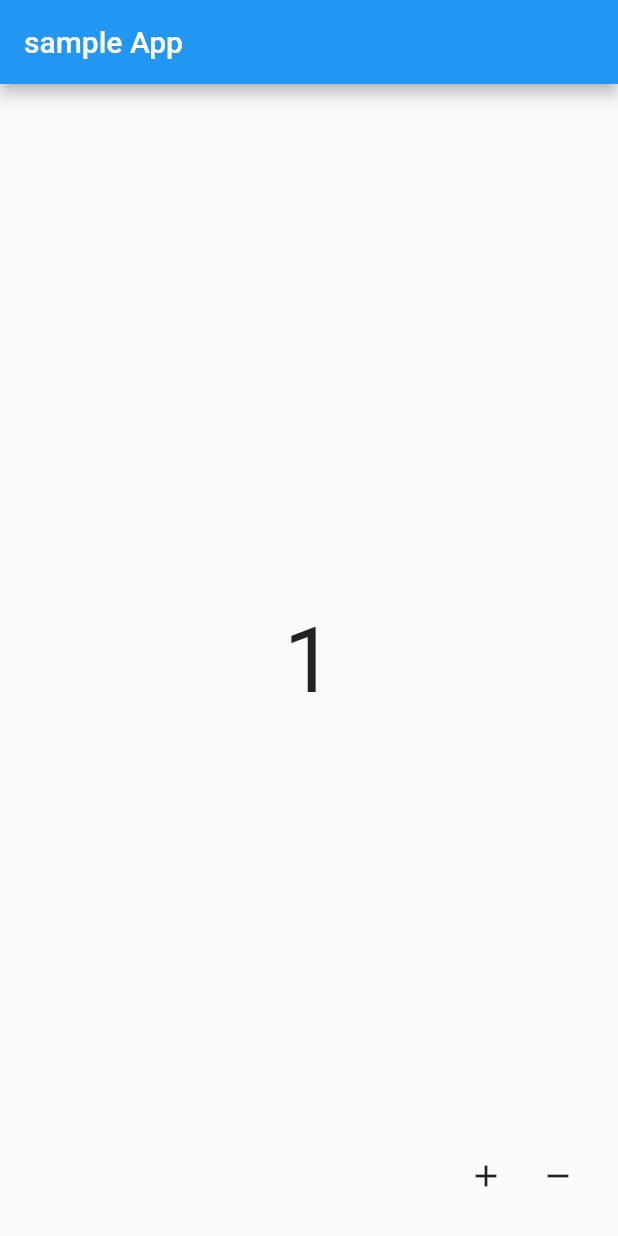
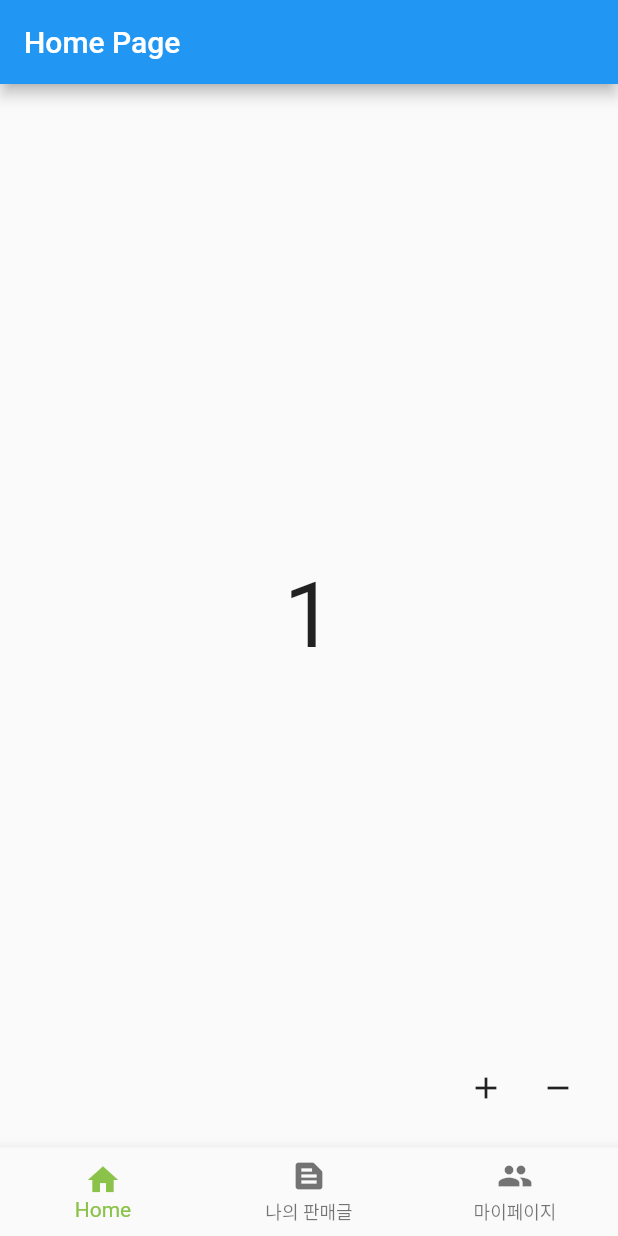
Before and after one commit to CaptainJang316/flutter_review, a Flutter app: the screen it shows after launch, after a tap on the "add" icon, on a phone screen of 412 x 824 dp. Run offline on Flutter 3.47's test engine with Material 2 defaults, Android fonts, the phone set to English and light mode, and no system bars.

```diff
--- a/lib/home.dart
+++ b/lib/home.dart
@@ -1,6 +1,61 @@
 import 'package:flutter/material.dart';
 import 'package:provider/provider.dart';
 import './counter_provider.dart';
+import 'testPage1.dart';
+import 'testPage2.dart';
+
+class MyHomePage extends StatefulWidget {
+  const MyHomePage({Key? key}) : super(key: key);
+
+  @override
+  State<MyHomePage> createState() => _HomeState();
+}
+
+class _HomeState extends State<MyHomePage> {
+  int _selectedIndex = 0; // 선택된 페이지의 인덱스 넘버 초기화
+
+  final List<Widget> _widgetOptions = <Widget>[
+    Home(),
+    TestPage1(),
+    TestPage2(),
+  ]; // 3개의 페이지를 연결할 예정이므로 3개의 페이지를 여기서 지정해준다. 탭 레이아웃은 3개.
+
+  void _onItemTapped(int index) {
+    // 탭을 클릭했을떄 지정한 페이지로 이동
+    setState(() {
+      _selectedIndex = index;
+    });
+  }
+
+  @override
+  Widget build(BuildContext context) {
+    return Scaffold(
+      body: SafeArea(
+        child: _widgetOptions.elementAt(_selectedIndex),
+      ),
+      // bottom navigation 선언
+      bottomNavigationBar: BottomNavigationBar(
+        items: const <BottomNavigationBarItem>[
+          BottomNavigationBarItem(
+            icon: Icon(Icons.home),
+            label: 'Home',
+          ),
+          BottomNavigationBarItem(
+            icon: Icon(Icons.text_snippet),
+            label: '나의 판매글',
+          ),
+          BottomNavigationBarItem(
+            icon: Icon(Icons.people),
+            label: '마이페이지',
+          ),
+        ],
+        currentIndex: _selectedIndex, // 지정 인덱스로 이동
+        selectedItemColor: Colors.lightGreen,
+        onTap: _onItemTapped, // 선언했던 onItemTapped
+      ),
+    );
+  }
+}
 
 class Home extends StatelessWidget {
   Home({Key? key}) : super(key: key);
@@ -13,15 +68,15 @@ class Home extends StatelessWidget {
 
     return Scaffold(
       appBar: AppBar(
-        title: Text('sample App'),
+        title: Text('Home Page'),
       ),
       body: CountHome(),
       floatingActionButton: Row(
         mainAxisAlignment: MainAxisAlignment.end,
         children: [
           IconButton(
-              onPressed: () => _countProvider.increase(),
-              icon: Icon(Icons.add),
+            onPressed: () => _countProvider.increase(),
+            icon: Icon(Icons.add),
           ),
           IconButton(
             onPressed: () => _countProvider.decrease(),
--- a/lib/main.dart
+++ b/lib/main.dart
@@ -20,12 +20,13 @@ class MyApp extends StatelessWidget {
       ),
       home: ChangeNotifierProvider(
         create: (_) => CountProvider(),
-        child: Home(),
+        child: MyHomePage(),
       )
       // home: const MyHomePage(title: 'Flutter Demo Home Page'),
     );
   }
 }
+
 
 // class Counter {
 //   int _count = 0;
--- /dev/null
+++ b/lib/testPage1.dart
@@ -0,0 +1,15 @@
+import 'package:flutter/material.dart';
+
+class TestPage1 extends StatelessWidget {
+  const TestPage1({Key? key}) : super(key: key);
+
+  @override
+  Widget build(BuildContext context) {
+    return Scaffold(
+      appBar: AppBar(
+        title: Text('Test Page 1'),
+      ),
+      body: Center(child: Text("Test Page 1")),
+    );
+  }
+}
--- /dev/null
+++ b/lib/testPage2.dart
@@ -0,0 +1,15 @@
+import 'package:flutter/material.dart';
+
+class TestPage2 extends StatelessWidget {
+  const TestPage2({Key? key}) : super(key: key);
+
+  @override
+  Widget build(BuildContext context) {
+    return Scaffold(
+      appBar: AppBar(
+        title: Text('Test Page 2'),
+      ),
+      body: Center(child: Text("Test Page 2")),
+    );
+  }
+}
```
